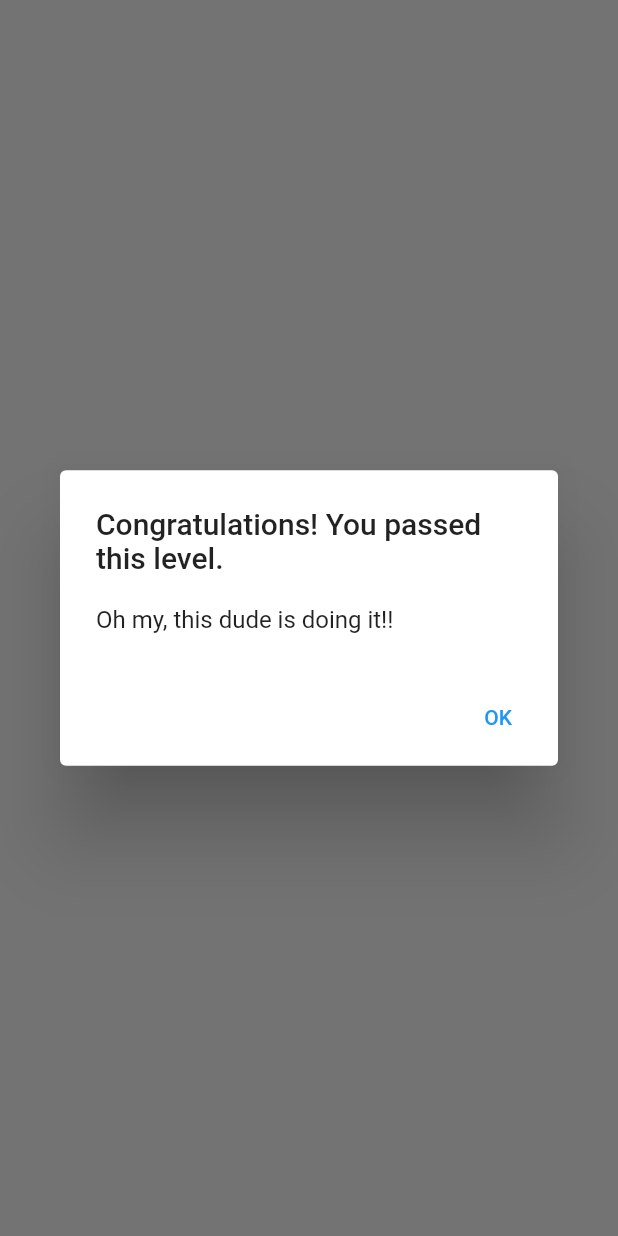
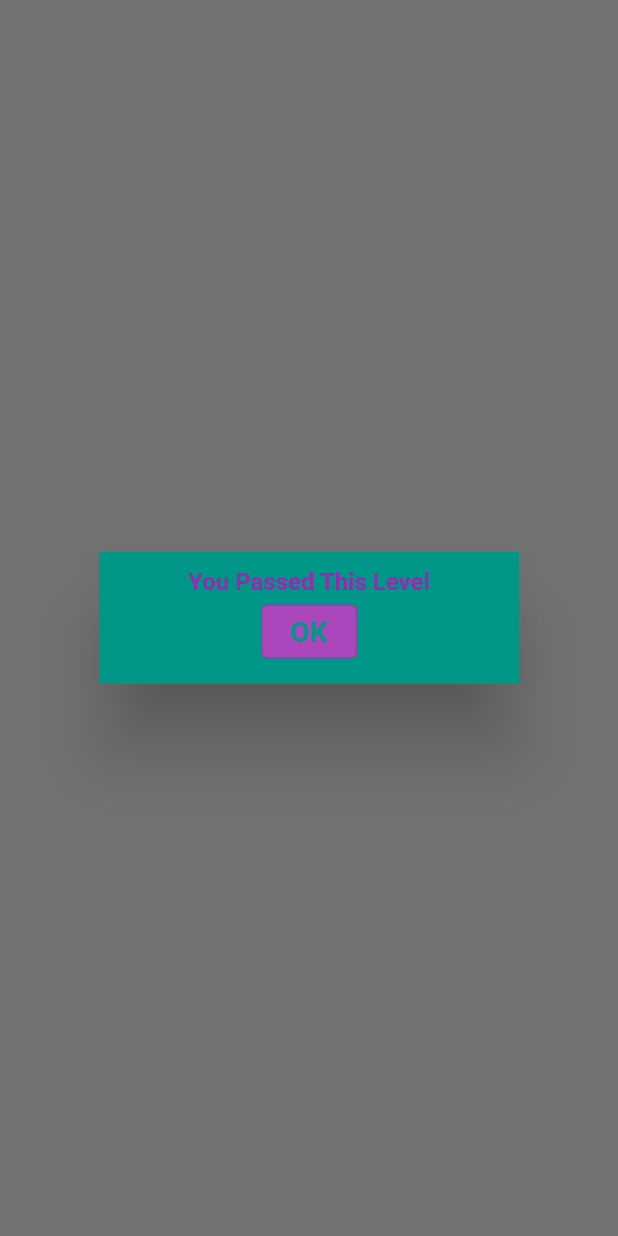
Before and after one commit to tdiyar/circle_packing_game, a Flutter app: what showAlertDialog() shows on an empty page, opened directly with empty values, on a phone screen of 412 x 824 dp. Run offline on Flutter 3.47's test engine with Material 2 defaults, Android fonts, the phone set to English and light mode, and no system bars; missing offline and left inert: flame, flame_forge2d, forge2d.

Commit message:
final changes

```diff
--- a/lib/forge2dWidgets/cirle_packing_game.dart
+++ b/lib/forge2dWidgets/cirle_packing_game.dart
@@ -32,9 +32,9 @@ class CirlePackingGame extends Forge2DGame with HasDraggableComponents {
 
   @override
   Future<void> onLoad() async {
-    // yOffSet =
-    //     AppBar().preferredSize.height + MediaQuery.of(context).padding.top;
-    yOffSet = MediaQuery.of(context).padding.top; // without AppBar
+    yOffSet =
+        AppBar().preferredSize.height + MediaQuery.of(context).padding.top;
+    // yOffSet = MediaQuery.of(context).padding.top; // without AppBar
 
     await super.onLoad();
     final boundaries = createBoundaries(this);
@@ -89,7 +89,6 @@ class CirlePackingGame extends Forge2DGame with HasDraggableComponents {
         ans = false;
       }
     });
-
     // print("$ballsIn, out of  $numberOfBalls!");
     return ans;
   }
@@ -97,8 +96,15 @@ class CirlePackingGame extends Forge2DGame with HasDraggableComponents {
 
 showAlertDialog(BuildContext context, int shapeId) {
   // set up the button
-  Widget okButton = TextButton(
-    child: Text("OK"),
+  Widget okButton = OutlinedButton(
+    style: ButtonStyle(
+      backgroundColor: MaterialStateProperty.all<Color>(Colors.purple.shade400),
+    ),
+    child: Text(
+      "OK",
+      style: TextStyle(
+          fontWeight: FontWeight.bold, color: Colors.teal, fontSize: 19),
+    ),
     onPressed: () {
       Navigator.pop(context);
       Navigator.pop(context);
@@ -114,12 +120,22 @@ showAlertDialog(BuildContext context, int shapeId) {
 
   // set up the AlertDialog
   AlertDialog alert = AlertDialog(
-    title: Text("Congratulations! You passed this level."),
-    content: Text("Oh my, this dude is doing it!!"),
-    actions: [
-      okButton,
-    ],
-  );
+      contentPadding: EdgeInsets.all(0),
+      content: Container(
+          color: Colors.teal,
+          width: 148.0,
+          height: 88.0,
+          padding: EdgeInsets.all(10),
+          child: Column(children: [
+            Center(
+              child: Text(
+                "You Passed This Level",
+                style: TextStyle(
+                    fontWeight: FontWeight.bold, color: Colors.purple),
+              ),
+            ),
+            okButton,
+          ])));
 
   // show the dialog
   showDialog(
--- a/lib/navigation/level_select.dart
+++ b/lib/navigation/level_select.dart
@@ -50,12 +50,12 @@ class _LevelSelectState extends State<LevelSelect> {
             },
           )),
       body: ListView.builder(
-        padding: EdgeInsets.only(top: height / 11.575),
+        padding: EdgeInsets.only(top: height / 25.575),
         itemCount: 11,
         itemBuilder: (context, i) {
           if (i.isOdd) {
             return Divider(
-              height: height / 13.2285714286,
+              height: height / 14.2285714286,
             );
           }
           final index = i ~/ 2;
```
Also changed, not shown: lib/navigation/theme_select.dart (+6 -3 lines).
